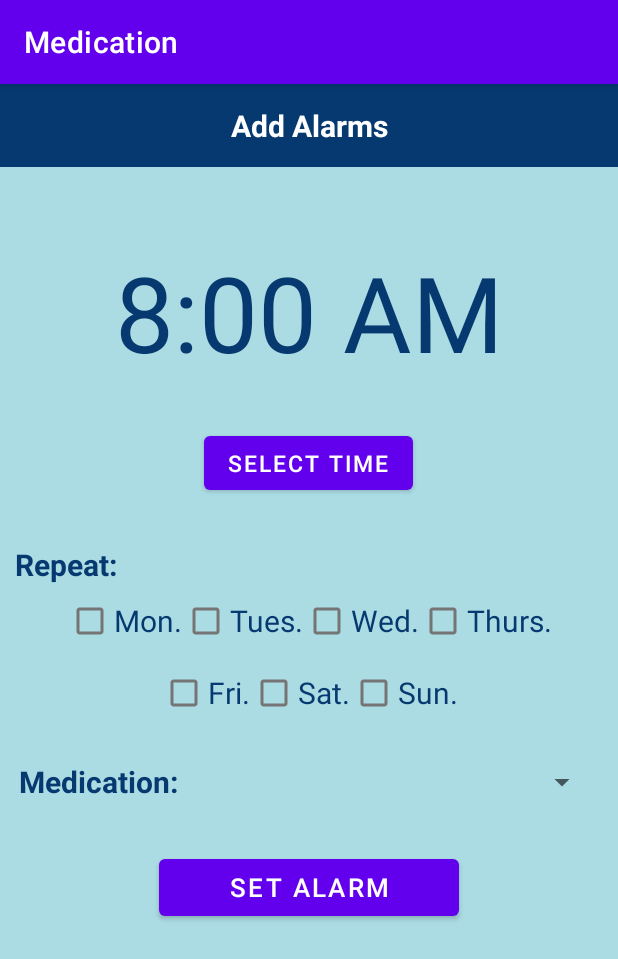
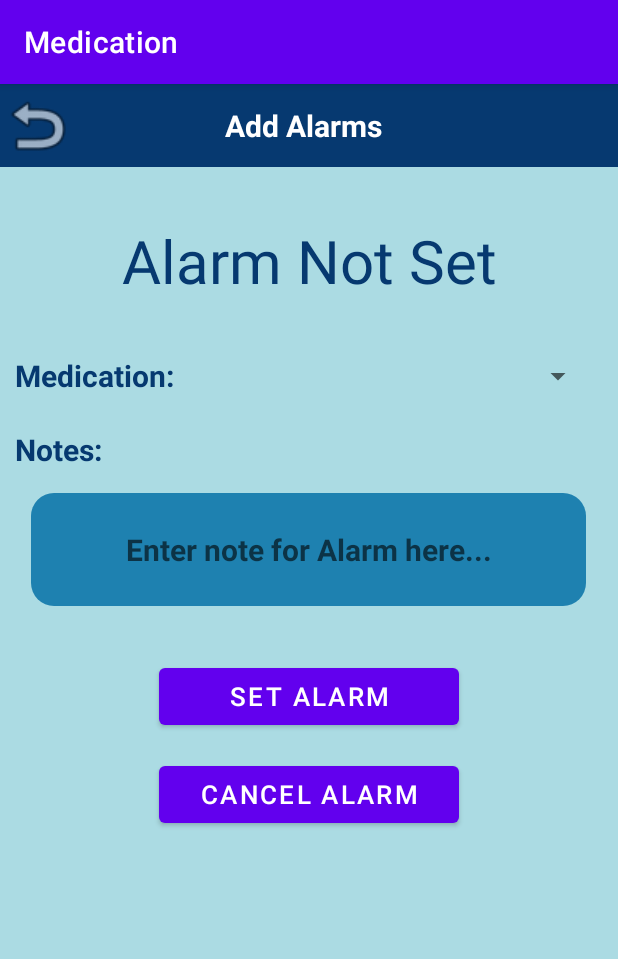
Before and after one commit to PHMS2021/PHMS_T7, an Android app: the SetAlarms screen opened directly, with no data from a screen before it, on a phone screen of 412 x 824 dp. Shown: the top 959 px of the screen. Run offline under Robolectric (Android 15) with nearby library versions, the phone set to English and light mode, and no system bars; our stand-ins replace Firebase (no records; nobody signed in at launch, a user with empty details on screens opened directly).

Commit message:
Alarm is functional but title and message not customized

```diff
--- a/app/build.gradle
+++ b/app/build.gradle
@@ -21,6 +21,8 @@ android {
             proguardFiles getDefaultProguardFile('proguard-android-optimize.txt'), 'proguard-rules.pro'
         }
     }
+
+
     compileOptions {
         sourceCompatibility JavaVersion.VERSION_11
         targetCompatibility JavaVersion.VERSION_11
--- a/app/src/main/AndroidManifest.xml
+++ b/app/src/main/AndroidManifest.xml
@@ -45,6 +45,8 @@
             android:label="Medication"/>
         <activity android:name=".Create_Account"
             android:label="PHMS"/>
+        <receiver android:name=".MedAlarmReciever"></receiver>
+
     </application>
 
 </manifest>
--- a/app/src/main/java/com/example/phmst72021/Medication.java
+++ b/app/src/main/java/com/example/phmst72021/Medication.java
@@ -38,8 +38,8 @@ public class Medication extends AppCompatActivity {
         a_AlarmsImgBtn.setOnClickListener(new View.OnClickListener() {
             @Override
             public void onClick(View v) {
-                Intent MyAlarms = new Intent(Medication.this,MyAlarms.class);
-                startActivity(MyAlarms);
+                Intent SetAlarms = new Intent(Medication.this,SetAlarms.class);
+                startActivity(SetAlarms);
                 //finish();
             }
         });
--- /dev/null
+++ b/app/src/main/java/com/example/phmst72021/NotifyMedAlarm.java
@@ -0,0 +1,47 @@
+package com.example.phmst72021;
+
+import android.annotation.TargetApi;
+import android.app.NotificationChannel;
+import android.app.NotificationManager;
+import android.content.Context;
+import android.content.ContextWrapper;
+import android.os.Build;
+
+import androidx.core.app.NotificationCompat;
+
+public class NotifyMedAlarm extends ContextWrapper {
+
+    public static final String channelID = "channelID";
+    public static final String channelName = "Channel Name";
+
+    private NotificationManager mManager;
+
+    public NotifyMedAlarm(Context base) {
+        super(base);
+        if (Build.VERSION.SDK_INT >= Build.VERSION_CODES.O) {
+            createChannel();
+        }
+    }
+    @TargetApi(Build.VERSION_CODES.O)
+    private void createChannel() {
+        NotificationChannel channel = new NotificationChannel(channelID, channelName, NotificationManager.IMPORTANCE_HIGH);
+
+        getManager().createNotificationChannel(channel);
+    }
+
+    public NotificationManager getManager() {
+        if (mManager == null) {
+            mManager = (NotificationManager) getSystemService(Context.NOTIFICATION_SERVICE);
+        }
+
+        return mManager;
+    }
+
+    public NotificationCompat.Builder getChannelNotification(String title, String message) {
+        return new NotificationCompat.Builder(getApplicationContext(), channelID)
+                .setContentTitle(title)
+                .setContentText(message)
+                .setSmallIcon(R.drawable.ic_launcher_background);
+    }
+
+}
--- a/app/src/main/java/com/example/phmst72021/SetAlarms.java
+++ b/app/src/main/java/com/example/phmst72021/SetAlarms.java
@@ -2,16 +2,29 @@ package com.example.phmst72021;
 
 import androidx.annotation.NonNull;
 import androidx.appcompat.app.AppCompatActivity;
+import androidx.core.app.NotificationCompat;
+import androidx.fragment.app.DialogFragment;
 
+import android.app.AlarmManager;
+import android.app.Dialog;
+import android.app.PendingIntent;
+import android.app.TimePickerDialog;
+import android.content.Context;
 import android.content.Intent;
 import android.os.Bundle;
+
+import android.text.format.DateFormat;
 import android.view.View;
 import android.widget.AdapterView;
 import android.widget.ArrayAdapter;
 import android.widget.Button;
+import android.widget.EditText;
+import android.widget.ImageButton;
 import android.widget.Spinner;
 import android.widget.TextView;
+import android.widget.TimePicker;
 import android.widget.Toast;
+
 
 import com.google.firebase.auth.FirebaseAuth;
 import com.google.firebase.database.DataSnapshot;
@@ -21,11 +34,17 @@ import com.google.firebase.database.FirebaseDatabase;
 import com.google.firebase.database.ValueEventListener;
 
 import java.util.ArrayList;
+import java.util.Calendar;
 import java.util.List;
 
-public class SetAlarms extends AppCompatActivity implements AdapterView.OnItemSelectedListener {
-    TextView a_AddAlarmsTitle, a_TimeSet, a_RepeatDaysAlarm, a_MedsTitleSpinner;
-    Button a_SelectTimeBtn, a_SetAlarmBtn;
+public class SetAlarms extends AppCompatActivity implements AdapterView.OnItemSelectedListener, TimePickerDialog.OnTimeSetListener {
+
+    private NotifyMedAlarm notifyMedAlarm;
+
+    TextView a_AddAlarmsTitle, a_TimeSet, a_RepeatDaysAlarm, a_MedsTitleSpinner, a_AlarmNotesTitle;
+    EditText a_AlarmNotes;
+    Button a_SelectTimeBtn, a_SetAlarmBtn, a_CancelAlarmBtn;
+    ImageButton a_BackImgBtn;
 
     FirebaseAuth fAuth;
     DatabaseReference firebaseRef;
@@ -34,25 +53,33 @@ public class SetAlarms extends AppCompatActivity implements AdapterView.OnItemSe
     @Override
     protected void onCreate(Bundle savedInstanceState) {
         super.onCreate(savedInstanceState);
+
         setContentView(R.layout.activity_set_alarms);
+
 
         // Text Views
         a_AddAlarmsTitle = findViewById(R.id.AddAlarmsTitle);
         a_TimeSet = findViewById(R.id.timeSet);
-        a_RepeatDaysAlarm = findViewById(R.id.RepeatDaysAlarm);
+
+        // a_RepeatDaysAlarm = findViewById(R.id.RepeatDaysAlarm);
         a_MedsTitleSpinner = findViewById(R.id.MedsTitleSpinner);
+        a_AlarmNotesTitle = findViewById(R.id.AlarmNotesTitle);
+
+        // EditText
+        a_AlarmNotes = findViewById(R.id.AlarmNotes);
+        notifyMedAlarm = new NotifyMedAlarm(this);
 
         // Spinner
         Spinner a_MedsNameSpinner = findViewById(R.id.MedNameSpinner);
         medNames = new ArrayList<>();
 
-
-        firebaseRef = FirebaseDatabase.getInstance().getReference("Medication");
-        firebaseRef.child("User2").addValueEventListener(new ValueEventListener() {
+        String currentUser = fAuth.getInstance().getCurrentUser().getUid();
+        firebaseRef = FirebaseDatabase.getInstance().getReference("Users").child(currentUser);
+        firebaseRef.child("Medications").addValueEventListener(new ValueEventListener() {
             @Override
             public void onDataChange(@NonNull DataSnapshot snapshot) {
                for(DataSnapshot childSnapshot: snapshot.getChildren()) {
-                   String spinnerMeds = childSnapshot.child("Medication Name").getValue(String.class);
+                   String spinnerMeds = childSnapshot.child("medName").getValue(String.class);
                    medNames.add(spinnerMeds);
                 }
                 ArrayAdapter<String> arrayAdapter= new ArrayAdapter<>(SetAlarms.this, android.R.layout.simple_spinner_item,medNames);
@@ -70,31 +97,118 @@ public class SetAlarms extends AppCompatActivity implements AdapterView.OnItemSe
 
         });
 
-        // Buttons
-        a_SelectTimeBtn = findViewById(R.id.selectTimeBtn);
-        a_SetAlarmBtn = findViewById(R.id.setAlarmBtn);
-
-        a_SetAlarmBtn.setOnClickListener(new View.OnClickListener() {
-            @Override
-            public void onClick(View v) {
 
 
-                Intent MyAlarms = new Intent(SetAlarms.this,MyAlarms.class);
-                startActivity(MyAlarms);
+
+
+        // Buttons
+
+        //a_SetAlarmBtn = findViewById(R.id.setAlarmBtn);
+        a_CancelAlarmBtn = findViewById(R.id.cancelAlarmBtn);
+        a_BackImgBtn = findViewById(R.id.a_BackImgBtn);
+
+        a_BackImgBtn.setOnClickListener(new View.OnClickListener() {
+            @Override
+            public void onClick(View view) {
+                Intent Meds = new Intent(SetAlarms.this,Medication.class);
+                startActivity(Meds);
                 finish();
             }
         });
+
+        a_SelectTimeBtn = findViewById(R.id.selectTimeBtn);
+        a_SelectTimeBtn.setOnClickListener(new View.OnClickListener() {
+            @Override
+            public void onClick(View view) {
+                DialogFragment timePicker = new TimePickerFrag();
+                timePicker.show(getSupportFragmentManager(), "time picker");
+            }
+        });
+
+        a_CancelAlarmBtn.setOnClickListener(new View.OnClickListener() {
+            @Override
+            public void onClick(View view) {
+                cancelAlarm();
+            }
+        });
+
+
+
 
     }
 
     @Override
     public void onItemSelected(AdapterView<?> parent, View view, int position, long id) {
-        String selectedmeasure=parent.getItemAtPosition(position).toString();
-        Toast.makeText(this,selectedmeasure,Toast.LENGTH_SHORT).show();
+        String selectedmeasure = parent.getItemAtPosition(position).toString();
+        //Toast.makeText(this,selectedmeasure,Toast.LENGTH_SHORT).show();
     }
 
     @Override
     public void onNothingSelected(AdapterView<?> parent) {
 
     }
+
+    @Override
+    public void onTimeSet(TimePicker view, int hourOfDay, int minute) {
+
+        Calendar c = Calendar.getInstance();
+        c.set(Calendar.HOUR_OF_DAY, hourOfDay);
+        c.set(Calendar.MINUTE,minute);
+        c.set(Calendar.SECOND,0);
+
+
+        if (hourOfDay > 12) {
+            if(minute < 10){
+            a_TimeSet.setText("Alarm set at:\n" +hourOfDay + ":0" + minute + " PM");
+            }
+            else {
+                a_TimeSet.setText("Alarm set at:\n "+hourOfDay + ":" + minute + " PM");
+            }
+        } else {
+            if(minute < 10){
+                a_TimeSet.setText("Alarm set at:\n "+hourOfDay + ":0" + minute + " AM");
+            }
+            else {
+                a_TimeSet.setText("Alarm set at:\n "+hourOfDay + ":" + minute + " AM");
+            }
+        }
+        //updateTimeText(c);
+        startAlarm(c);
+        //Toast.makeText(this,"Alarm Set!",Toast.LENGTH_SHORT).show();
+
+    }
+    private void startAlarm(Calendar c) {
+        AlarmManager alarmManager = (AlarmManager) getSystemService(Context.ALARM_SERVICE);
+        Intent intent = new Intent(this, MedAlarmReciever.class);
+        intent.putExtra("MedName","Tylenol");
+        intent.putExtra("Message", "Time to take 1 Tylenol pill!");
+
+
+        PendingIntent pendingIntent = PendingIntent.getBroadcast(this, 1, intent, 0);
+
+        if (c.before(Calendar.getInstance())) {
+            c.add(Calendar.DATE, 1);
+        }
+
+        alarmManager.setExact(AlarmManager.RTC_WAKEUP, c.getTimeInMillis(), pendingIntent);
+
+
+    }
+
+    private void cancelAlarm() {
+        AlarmManager alarmManager = (AlarmManager) getSystemService(Context.ALARM_SERVICE);
+        Intent intent = new Intent(this, MedAlarmReciever.class);
+        PendingIntent pendingIntent = PendingIntent.getBroadcast(this, 1, intent, 0);
+
+        alarmManager.cancel(pendingIntent);
+        a_TimeSet.setText("Alarm canceled");
+    }
+
+    /*private void updateTimeText (Calendar c){
+        String timeText = "Alarm set for: ";
+        timeText += DateFormat.getTimeInstance(DateFormat.SHORT).format(c.getTime());
+
+        a_TimeSet.setText(timeText);
+    }*/
+
 }
--- a/app/src/main/res/layout/activity_medication.xml
+++ b/app/src/main/res/layout/activity_medication.xml
@@ -74,7 +74,7 @@
         android:layout_height="50dp"
         android:gravity="center"
 
-        android:text="Add/Edit Medications"
+        android:text="Add Medications"
         android:textColor="#063970"
         android:textSize="20sp"
         android:textStyle="bold" />
@@ -106,7 +106,7 @@
         android:layout_height="50dp"
         android:gravity="center"
 
-        android:text="Add/Edit Alarms"
+        android:text="Add Alarms"
 
         android:textColor="#063970"
 
--- a/app/src/main/res/layout/activity_set_alarms.xml
+++ b/app/src/main/res/layout/activity_set_alarms.xml
@@ -1,4 +1,5 @@
 <?xml version="1.0" encoding="utf-8"?>
+
 <LinearLayout
     xmlns:android="http://schemas.android.com/apk/res/android"
     xmlns:app="http://schemas.android.com/apk/res-auto"
@@ -15,13 +16,24 @@
         android:layout_gravity="center"
         android:background="#063970"
         >
+        <ImageButton
+            android:id="@+id/a_BackImgBtn"
+            android:layout_width="50dp"
+            android:layout_height="50dp"
+            android:layout_gravity="center"
+            android:layout_alignParentTop="true"
+            android:layout_alignParentRight="true"
 
+            android:scaleType="fitCenter"
+            android:background="#063970"
+            android:src="@android:drawable/ic_menu_revert" />
         <TextView
             android:id="@+id/AddAlarmsTitle"
             android:layout_width="match_parent"
             android:layout_height="55dp"
             android:background="#063970"
-            android:gravity="center"
+            android:gravity="center_vertical"
+            android:layout_marginLeft="100dp"
 
             android:text="Add Alarms"
             android:textColor="@android:color/white"
@@ -40,30 +52,18 @@
             android:id="@+id/timeSet"
             android:layout_width="match_parent"
             android:layout_height="wrap_content"
-            android:layout_marginTop="50dp"
+            android:layout_marginTop="35dp"
             android:layout_marginBottom="30dp"
             android:gravity="center"
 
-            android:text="8:00 AM"
+            android:text="Alarm Not Set"
             android:textColor="#063970"
-            android:textSize="70sp"
-            />
+            android:textSize="40sp" />
     </TableRow>
-
-    <Button
-        android:id="@+id/selectTimeBtn"
-        android:layout_width="wrap_content"
-        android:layout_height="wrap_content"
-        android:layout_gravity="center"
-
-        android:text="Select Time"
-        android:textSize="15sp"
-        android:layout_marginTop="0dp"
-        android:layout_marginBottom="30dp"
-        />
 
 
 
+<!--
     <TableRow
         android:layout_width="match_parent"
         android:layout_height="wrap_content"
@@ -158,16 +158,16 @@
             android:textSize="20sp"
             android:text="Sun." />
     </TableRow>
-
+    -->
     <TableRow
         android:layout_width="match_parent"
         android:layout_height="wrap_content"
-        android:gravity="center"
-        android:layout_marginTop="15dp"
+
         >
         <TextView
             android:id="@+id/MedsTitleSpinner"
             android:layout_width="wrap_content"
+            android:layout_marginLeft="10dp"
             android:layout_gravity="center"
 
             android:text="Medication:"
@@ -181,20 +181,75 @@
             android:layout_width="270dp"
             android:layout_height="40dp"
             android:layout_marginLeft="10dp"
+            android:textSize = "20sp"
             android:layout_gravity="center"
             />
     </TableRow>
+    <TableRow
+        android:layout_width="match_parent"
+        android:layout_height="wrap_content"
+        android:layout_marginTop="15dp"
+        >
+
+        <TextView
+            android:id="@+id/AlarmNotesTitle"
+            android:layout_width="wrap_content"
+            android:layout_marginLeft="10dp"
+
+            android:text="Notes:"
+            android:textColor="#063970"
+            android:textSize="20sp"
+            android:textStyle="bold">
+        </TextView>
+
+
+
+
+    </TableRow>
+    <TableRow
+        android:layout_width="match_parent"
+        android:layout_height="wrap_content"
+        android:gravity="center"
+        android:layout_marginTop="15dp"
+        >
+        <EditText
+            android:id="@+id/AlarmNotes"
+            android:layout_width="370dp"
+            android:layout_height="75dp"
+            android:layout_gravity="center"
+
+            android:hint="Enter note for Alarm here..."
+            android:textColor="#063970"
+            android:background="@drawable/round_blue"
+            android:textSize="20sp"
+            android:textAlignment="center"
+            android:textStyle="bold"
+            >
+        </EditText>
+    </TableRow>
 
     <Button
-        android:id="@+id/setAlarmBtn"
+        android:id="@+id/selectTimeBtn"
+        android:layout_width="200dp"
+        android:layout_height="50dp"
+        android:layout_gravity="center"
+
+        android:text="Set Alarm"
+        android:textSize="17sp"
+        android:layout_marginTop="35dp"
+        android:layout_marginBottom="10dp"
+        />
+
+    <Button
+        android:id="@+id/cancelAlarmBtn"
         android:layout_width="200dp"
         android:layout_height="50dp"
         android:layout_gravity="center"
 
         android:textSize="17sp"
-        android:text="Set Alarm"
+        android:text="Cancel Alarm"
 
-        android:layout_marginTop="25dp"
+        android:layout_marginTop="5dp"
         android:layout_marginBottom="30dp"
         />
 
```
Also changed, not shown: app/src/main/java/com/example/phmst72021/MedAlarmReciever.java (added, +27 -0 lines), app/src/main/java/com/example/phmst72021/TimePickerFrag.java (added, +24 -0 lines), app/src/main/res/layout/activity_view_med.xml (+9 -7 lines), app/src/main/res/layout/med_items.xml (+25 -10 lines).
